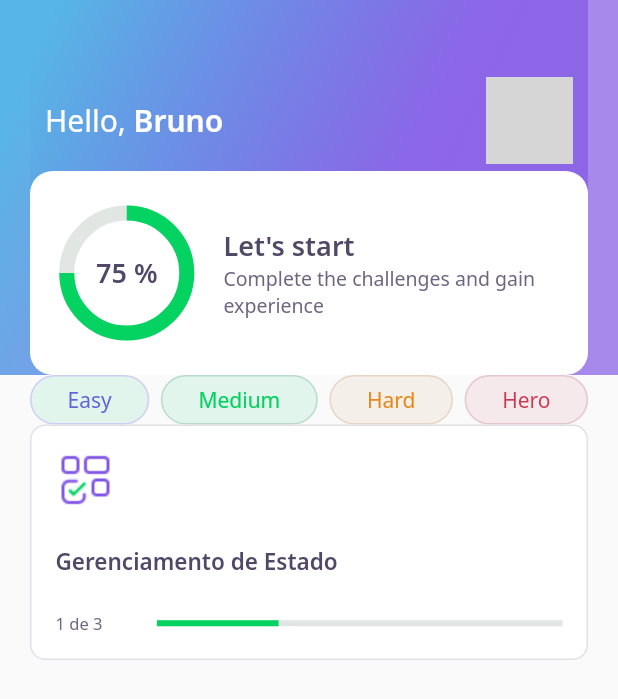
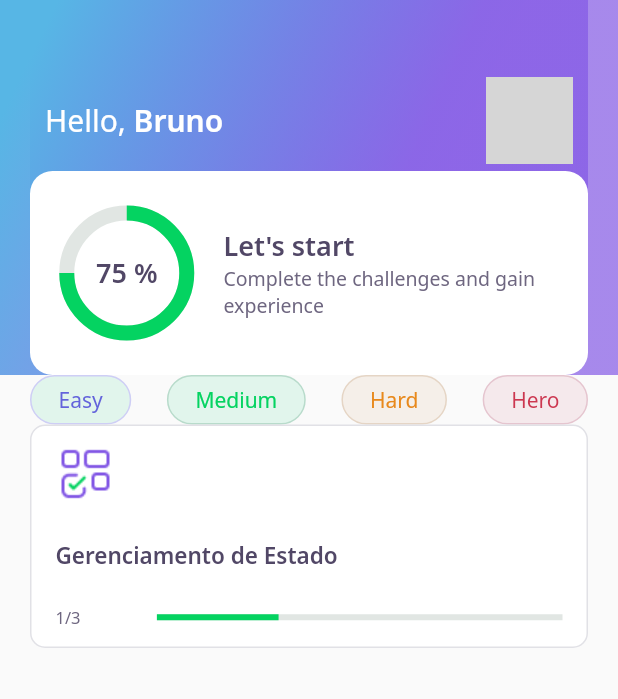
Before and after one commit to arubesu/devquiz, a Flutter app: the screen it shows after launch, on a phone screen of 412 x 824 dp. Shown: the top 699 px of the screen. Run offline on Flutter 3.47's test engine with Material 2 defaults, Android fonts, the phone set to English and light mode, and no system bars; our stand-ins replace google_fonts; network calls fail; grey boxes are pictures that could not be loaded.

Commit message:
fix padding and spacing

```diff
--- a/lib/home/widgets/level_button_widget/level_button_widget.dart
+++ b/lib/home/widgets/level_button_widget/level_button_widget.dart
@@ -50,7 +50,7 @@ class LevelButtonWidget extends StatelessWidget {
             ))),
         child: Padding(
           padding: const EdgeInsets.symmetric(
-            horizontal: 24,
+            horizontal: 18,
             vertical: 6,
           ),
           child: Text(
--- a/lib/home/widgets/quizcard/quizcard_widget.dart
+++ b/lib/home/widgets/quizcard/quizcard_widget.dart
@@ -6,7 +6,7 @@ class QuizCardWidget extends StatelessWidget {
   @override
   Widget build(BuildContext context) {
     return Container(
-        padding: EdgeInsets.all(16),
+        padding: EdgeInsets.symmetric(horizontal: 16, vertical: 12),
         decoration: BoxDecoration(
             color: AppColors.white,
             borderRadius: BorderRadius.circular(10),
@@ -39,7 +39,7 @@ class QuizCardWidget extends StatelessWidget {
                 Expanded(
                   flex: 1,
                   child: Text(
-                    "1 de 3",
+                    "1/3",
                     style: AppTextStyles.body11,
                   ),
                 ),
```
